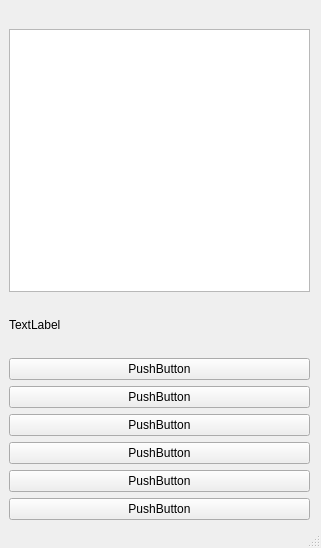
hiemanshu/exkayseedee, file exkayseedee.ui: the form before one commit.
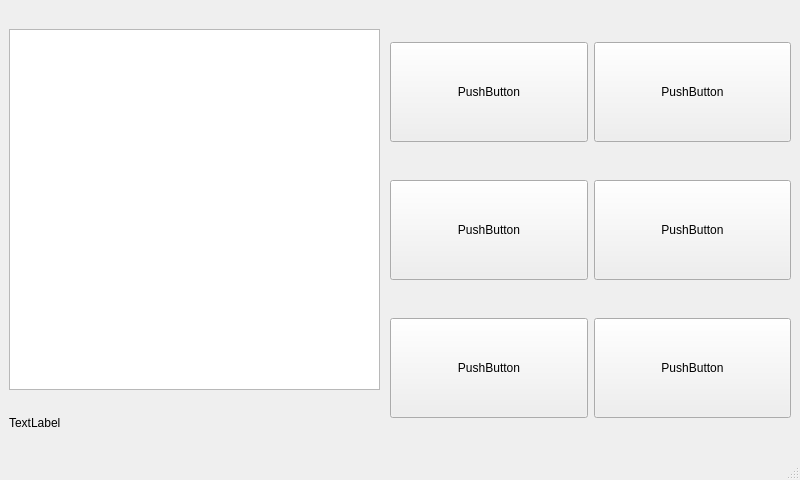
The form after the commit.

Commit message: Updated data.db and patched UI for n900

```diff
--- a/exkayseedee.ui
+++ b/exkayseedee.ui
@@ -6,8 +6,8 @@
    <rect>
     <x>0</x>
     <y>0</y>
-    <width>321</width>
-    <height>548</height>
+    <width>800</width>
+    <height>480</height>
    </rect>
   </property>
   <property name="windowTitle">
@@ -19,8 +19,8 @@
      <rect>
       <x>9</x>
       <y>9</y>
-      <width>301</width>
-      <height>511</height>
+      <width>371</width>
+      <height>441</height>
      </rect>
     </property>
     <layout class="QVBoxLayout" name="verticalLayout">
@@ -73,43 +73,91 @@
        </property>
       </spacer>
      </item>
-     <item>
+    </layout>
+   </widget>
+   <widget class="QWidget" name="gridLayoutWidget">
+    <property name="geometry">
+     <rect>
+      <x>390</x>
+      <y>10</y>
+      <width>401</width>
+      <height>441</height>
+     </rect>
+    </property>
+    <layout class="QGridLayout" name="gridLayout">
+     <item row="0" column="0">
       <widget class="QPushButton" name="pushButton_4">
+       <property name="minimumSize">
+        <size>
+         <width>0</width>
+         <height>100</height>
+        </size>
+       </property>
        <property name="text">
         <string>PushButton</string>
        </property>
       </widget>
      </item>
-     <item>
+     <item row="0" column="1">
       <widget class="QPushButton" name="pushButton_5">
+       <property name="minimumSize">
+        <size>
+         <width>0</width>
+         <height>100</height>
+        </size>
+       </property>
        <property name="text">
         <string>PushButton</string>
        </property>
       </widget>
      </item>
-     <item>
+     <item row="1" column="0">
       <widget class="QPushButton" name="pushButton_3">
+       <property name="minimumSize">
+        <size>
+         <width>0</width>
+         <height>100</height>
+        </size>
+       </property>
        <property name="text">
         <string>PushButton</string>
        </property>
       </widget>
      </item>
-     <item>
+     <item row="1" column="1">
       <widget class="QPushButton" name="pushButton_2">
+       <property name="minimumSize">
+        <size>
+         <width>0</width>
+         <height>100</height>
+        </size>
+       </property>
        <property name="text">
         <string>PushButton</string>
        </property>
       </widget>
      </item>
-     <item>
+     <item row="2" column="0">
       <widget class="QPushButton" name="pushButton">
+       <property name="minimumSize">
+        <size>
+         <width>0</width>
+         <height>100</height>
+        </size>
+       </property>
        <property name="text">
         <string>PushButton</string>
        </property>
       </widget>
      </item>
-     <item>
+     <item row="2" column="1">
       <widget class="QPushButton" name="pushButton_6">
+       <property name="minimumSize">
+        <size>
+         <width>0</width>
+         <height>100</height>
+        </size>
+       </property>
        <property name="text">
         <string>PushButton</string>
        </property>
```
The commit also changes 2 other files.
